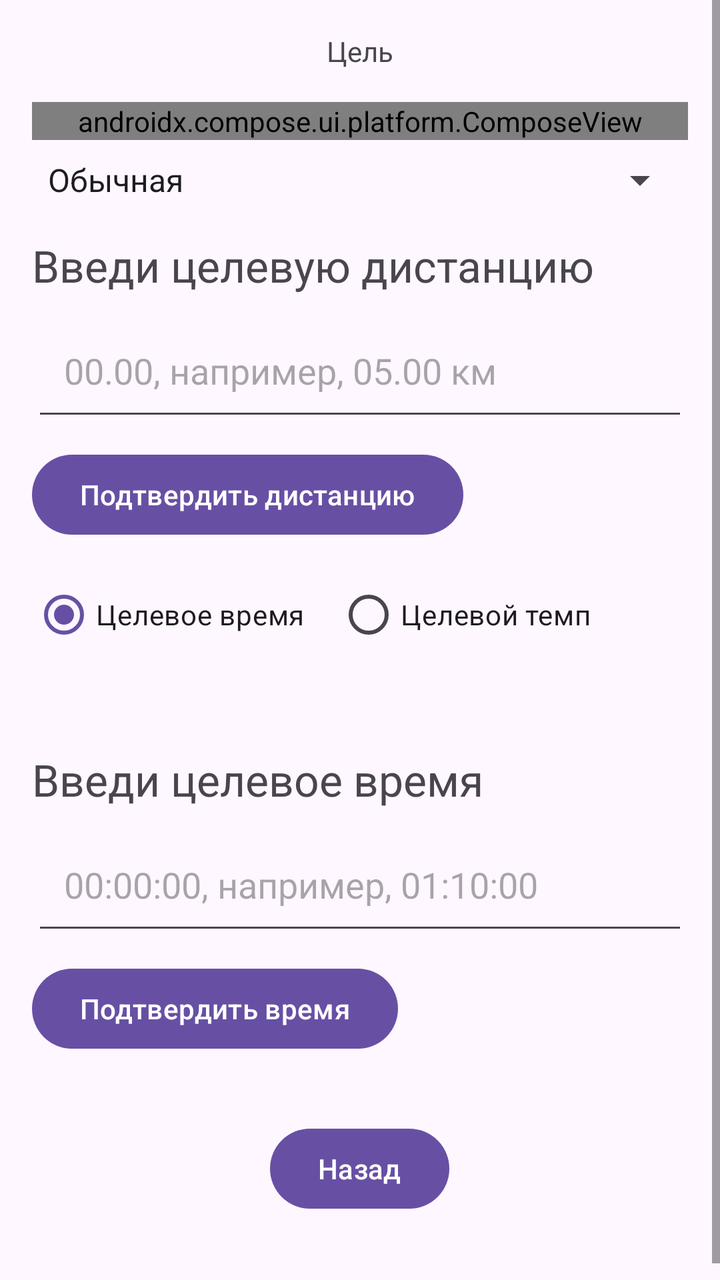
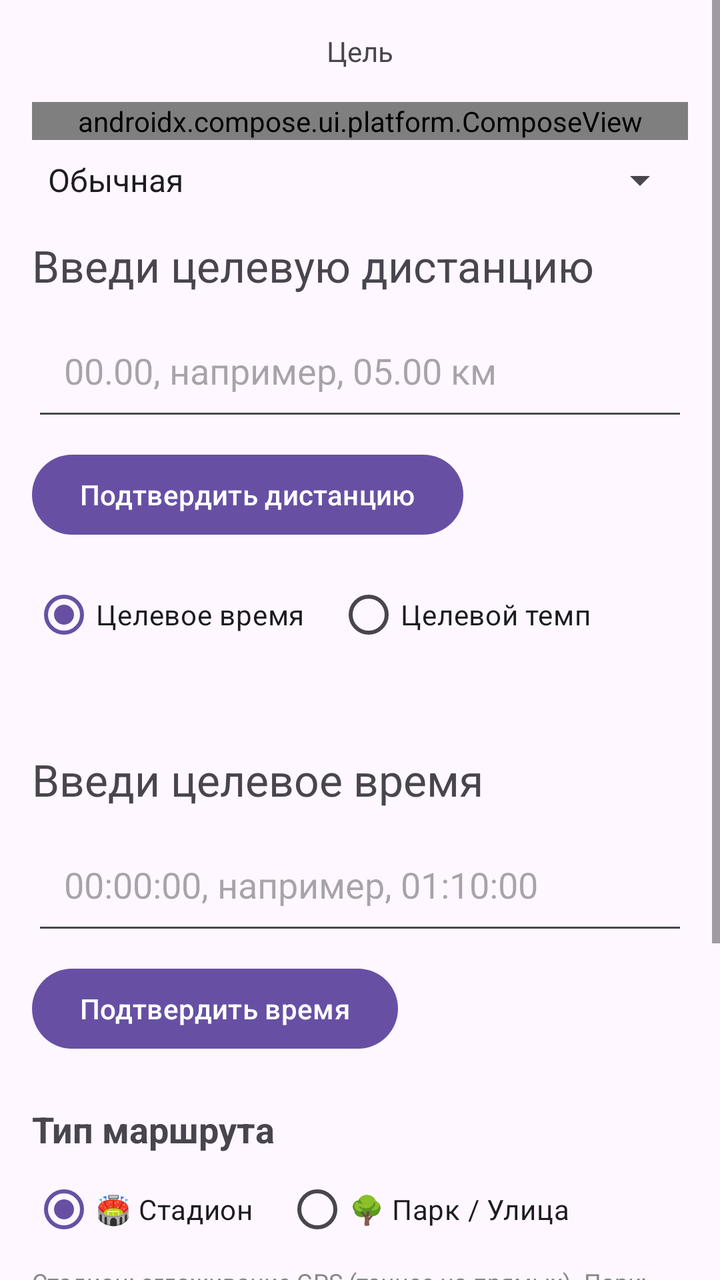

Before-and-after screenshots of an Android layout around one commit, followed by the original layout XML and the change that was made.
<!-- AndroidManifest.xml: application theme Theme.Stayer -->
<!-- res/layout/activity_goal.xml -->
<ScrollView
    xmlns:android="http://schemas.android.com/apk/res/android"
    android:layout_width="match_parent"
    android:layout_height="match_parent"
    android:fillViewport="true">

    <LinearLayout
        android:layout_width="match_parent"
        android:layout_height="wrap_content"
        android:orientation="vertical"
        android:padding="16dp">

        <TextView
            android:id="@+id/header"
            android:layout_width="wrap_content"
            android:layout_height="wrap_content"
            android:text="@string/goal_activity_title"
            android:layout_gravity="center_horizontal"/>

        
        <androidx.compose.ui.platform.ComposeView
            android:id="@+id/cvWorkoutModeLabel"
            android:layout_width="match_parent"
            android:layout_height="wrap_content"
            android:layout_marginTop="16dp"
            android:layout_marginBottom="8dp"/>

        <Spinner
            android:id="@+id/spWorkoutMode"
            android:layout_width="match_parent"
            android:layout_height="wrap_content"
            android:entries="@array/workout_modes"
            android:spinnerMode="dropdown"
            android:layout_marginBottom="16dp"/>

        
        <LinearLayout
            android:id="@+id/blockNormal"
            android:layout_width="match_parent"
            android:layout_height="wrap_content"
            android:orientation="vertical">

            
            <TextView
                android:id="@+id/distanceLabel"
                android:layout_width="wrap_content"
                android:layout_height="wrap_content"
                android:text="@string/prompt_distance"
                android:textSize="22sp"
                android:layout_marginBottom="8dp"/>

            
            <EditText
                android:id="@+id/distanceInput"
                android:layout_width="match_parent"
                android:layout_height="60dp"
                android:hint="00.00, например, 05.00 км"
                android:inputType="numberDecimal|numberSigned"
                android:digits="0123456789."
                android:padding="16dp"
                android:autofillHints="distance"/>

            
            <Button
                android:id="@+id/confirmDistanceButton"
                android:layout_width="wrap_content"
                android:layout_height="wrap_content"
                android:text="@string/confirm_distance_button"
                android:layout_marginTop="8dp"/>

            
            <RadioGroup
                android:id="@+id/rgNormalGoalMode"
                android:layout_width="match_parent"
                android:layout_height="wrap_content"
                android:orientation="horizontal"
                android:layout_marginTop="12dp">

                <RadioButton
                    android:id="@+id/rbGoalTime"
                    android:layout_width="wrap_content"
                    android:layout_height="wrap_content"
                    android:text="Целевое время"
                    android:checked="true"/>

                <RadioButton
                    android:id="@+id/rbGoalPace"
                    android:layout_width="wrap_content"
                    android:layout_height="wrap_content"
                    android:text="Целевой темп"
                    android:layout_marginStart="16dp"/>
            </RadioGroup>

            
            <TextView
                android:id="@+id/tvNormalDerived"
                android:layout_width="match_parent"
                android:layout_height="wrap_content"
                android:text=""
                android:textSize="16sp"
                android:layout_marginTop="6dp"
                android:textColor="#4CAF50"/>

            
            <LinearLayout
                android:id="@+id/blockGoalTime"
                android:layout_width="match_parent"
                android:layout_height="wrap_content"
                android:orientation="vertical">

                <TextView
                    android:id="@+id/timeLabel"
                    android:layout_width="wrap_content"
                    android:layout_height="wrap_content"
                    android:text="@string/prompt_time"
                    android:textSize="22sp"
                    android:layout_marginTop="16dp"
                    android:layout_marginBottom="8dp"/>

                <EditText
                    android:id="@+id/timeInput"
                    android:layout_width="match_parent"
                    android:layout_height="60dp"
                    android:hint="00:00:00, например, 01:10:00"
                    android:inputType="textNoSuggestions"
                    android:digits="0123456789:"
                    android:padding="16dp"
                    android:autofillHints="time"/>

                <Button
                    android:id="@+id/confirmTimeButton"
                    android:layout_width="wrap_content"
                    android:layout_height="wrap_content"
                    android:text="@string/confirm_time_button"
                    android:layout_marginTop="8dp"/>
            </LinearLayout>

            
            <LinearLayout
                android:id="@+id/blockGoalPace"
                android:layout_width="match_parent"
                android:layout_height="wrap_content"
                android:orientation="vertical"
                android:visibility="gone">

                <TextView
                    android:layout_width="wrap_content"
                    android:layout_height="wrap_content"
                    android:text="Введи целевой темп"
                    android:textSize="22sp"
                    android:layout_marginTop="16dp"
                    android:layout_marginBottom="8dp"/>

                <EditText
                    android:id="@+id/etTargetPace"
                    android:layout_width="match_parent"
                    android:layout_height="60dp"
                    android:hint="MM:SS, например 08:20"
                    android:inputType="textNoSuggestions"
                    android:digits="0123456789:"
                    android:padding="16dp"
                    android:autofillHints=""/>

                <Button
                    android:id="@+id/btnConfirmPace"
                    android:layout_width="wrap_content"
                    android:layout_height="wrap_content"
                    android:text="Подтвердить темп"
                    android:layout_marginTop="8dp"/>
            </LinearLayout>
        </LinearLayout>

        
        <LinearLayout
            android:id="@+id/blockInterval"
            android:layout_width="match_parent"
            android:layout_height="wrap_content"
            android:orientation="vertical"
            android:visibility="gone"
            android:layout_marginTop="8dp">

            
            <TextView
                android:layout_width="match_parent"
                android:layout_height="wrap_content"
                android:text="Разминка (опционально)"
                android:textSize="18sp"
                android:textStyle="bold"
                android:layout_marginTop="8dp"/>

            <EditText
                android:id="@+id/etWarmupTime"
                android:layout_width="match_parent"
                android:layout_height="48dp"
                android:hint="Время, например 15:00"
                android:inputType="textNoSuggestions"
                android:digits="0123456789:"
                android:textSize="14sp"/>

            <EditText
                android:id="@+id/etWarmupPace"
                android:layout_width="match_parent"
                android:layout_height="48dp"
                android:hint="Темп, например 08:20 (можно пусто)"
                android:inputType="textNoSuggestions"
                android:digits="0123456789:"
                android:textSize="14sp"/>

            
            <TextView
                android:layout_width="match_parent"
                android:layout_height="wrap_content"
                android:text="Работа"
                android:textSize="18sp"
                android:textStyle="bold"
                android:layout_marginTop="16dp"/>

            <EditText
                android:id="@+id/etWorkTime"
                android:layout_width="match_parent"
                android:layout_height="48dp"
                android:hint="Время, например 00:20"
                android:inputType="textNoSuggestions"
                android:digits="0123456789:"
                android:textSize="14sp"/>

            <EditText
                android:id="@+id/etWorkPace"
                android:layout_width="match_parent"
                android:layout_height="48dp"
                android:hint="Темп, например 05:00"
                android:inputType="textNoSuggestions"
                android:digits="0123456789:"
                android:textSize="14sp"/>

            
            <TextView
                android:layout_width="match_parent"
                android:layout_height="wrap_content"
                android:text="Отдых"
                android:textSize="18sp"
                android:textStyle="bold"
                android:layout_marginTop="16dp"/>

            <EditText
                android:id="@+id/etRestTime"
                android:layout_width="match_parent"
                android:layout_height="48dp"
                android:hint="Время, например 01:30"
                android:inputType="textNoSuggestions"
                android:digits="0123456789:"
                android:textSize="14sp"/>

            <EditText
                android:id="@+id/etRestPace"
                android:layout_width="match_parent"
                android:layout_height="48dp"
                android:hint="Темп, например 08:30 (пусто = без контроля)"
                android:inputType="textNoSuggestions"
                android:digits="0123456789:"
                android:textSize="14sp"/>

            
            <TextView
                android:layout_width="match_parent"
                android:layout_height="wrap_content"
                android:text="Количество серий (Работа + Отдых)"
                android:textSize="18sp"
                android:textStyle="bold"
                android:layout_marginTop="16dp"/>

            <EditText
                android:id="@+id/etRepeats"
                android:layout_width="match_parent"
                android:layout_height="48dp"
                android:hint="Повторить цикл раз, например 8"
                android:inputType="number"
                android:textSize="14sp"/>

            
            <TextView
                android:layout_width="match_parent"
                android:layout_height="wrap_content"
                android:text="Заминка (опционально)"
                android:textSize="18sp"
                android:textStyle="bold"
                android:layout_marginTop="16dp"/>

            <EditText
                android:id="@+id/etCooldownTime"
                android:layout_width="match_parent"
                android:layout_height="48dp"
                android:hint="Время, например 10:00"
                android:inputType="textNoSuggestions"
                android:digits="0123456789:"
                android:textSize="14sp"/>

            <EditText
                android:id="@+id/etCooldownPace"
                android:layout_width="match_parent"
                android:layout_height="48dp"
                android:hint="Темп, например 08:40 (можно пусто)"
                android:inputType="textNoSuggestions"
                android:digits="0123456789:"
                android:textSize="14sp"/>

            <Button
                android:id="@+id/btnSaveInterval"
                android:layout_width="match_parent"
                android:layout_height="wrap_content"
                android:text="Сохранить интервальную"
                android:layout_marginTop="16dp"/>

            <TextView
                android:id="@+id/tvIntervalSummary"
                android:layout_width="match_parent"
                android:layout_height="wrap_content"
                android:text=""
                android:textSize="16sp"
                android:textColor="#4CAF50"
                android:layout_marginTop="6dp"/>
        </LinearLayout>

        
        <LinearLayout
            android:id="@+id/blockCombo"
            android:layout_width="match_parent"
            android:layout_height="wrap_content"
            android:orientation="vertical"
            android:visibility="gone"
            android:layout_marginTop="16dp">

            <TextView
                android:layout_width="match_parent"
                android:layout_height="wrap_content"
                android:text="Конструктор тренировки"
                android:textSize="18sp"
                android:textStyle="bold"
                android:layout_marginBottom="8dp"/>

            <androidx.recyclerview.widget.RecyclerView
                android:id="@+id/rvComboBlocks"
                android:layout_width="match_parent"
                android:layout_height="wrap_content"
                android:nestedScrollingEnabled="false"/>

            
            <LinearLayout
                android:layout_width="match_parent"
                android:layout_height="wrap_content"
                android:orientation="horizontal"
                android:layout_marginTop="8dp"
                android:gravity="center_vertical">

                <Spinner
                    android:id="@+id/spComboBlockType"
                    android:layout_width="0dp"
                    android:layout_height="wrap_content"
                    android:layout_weight="1"
                    android:entries="@array/combo_block_types"
                    android:spinnerMode="dropdown"/>

                <Button
                    android:id="@+id/btnAddComboBlock"
                    android:layout_width="wrap_content"
                    android:layout_height="wrap_content"
                    android:text="+ Добавить"
                    android:layout_marginStart="8dp"/>
            </LinearLayout>

            
            <TextView
                android:id="@+id/tvComboSummary"
                android:layout_width="match_parent"
                android:layout_height="wrap_content"
                android:layout_marginTop="12dp"
                android:textSize="14sp"
                android:text=""/>

            
            <Button
                android:id="@+id/btnSaveCombo"
                android:layout_width="match_parent"
                android:layout_height="wrap_content"
                android:text="💾 Сохранить"
                android:layout_marginTop="8dp"/>
        </LinearLayout>

        
        <Button
            android:id="@+id/backButton"
            android:layout_width="wrap_content"
            android:layout_height="wrap_content"
            android:text="Назад"
            android:layout_gravity="center_horizontal"
            android:layout_marginTop="32dp"
            android:layout_marginBottom="24dp"/>

    </LinearLayout>
</ScrollView>
<!-- resources referenced by this layout -->
<resources>
  <string-array name="combo_block_types">
          <item>Разминка</item>
          <item>Обычная</item>
          <item>Интервальная</item>
          <item>Заминка</item>
      </string-array>
  <string-array name="workout_modes">
          <item>Обычная</item>
          <item>Интервальная</item>
          <item>Комбинированная</item>
      </string-array>
  <string name="confirm_distance_button">Подтвердить дистанцию</string>
  <string name="confirm_time_button">Подтвердить время</string>
  <string name="goal_activity_title">Цель</string>
  <string name="prompt_distance">Введи целевую дистанцию</string>
  <string name="prompt_time">Введи целевое время</string>
  <style name="Theme.Stayer" parent="Theme.Material3.DayNight.NoActionBar" />
</resources>

<!-- the commit's change to res/layout/activity_goal.xml (unified diff, before → after) -->
@@ -387,6 +387,77 @@
         </LinearLayout>
 
         
+        <TextView
+            android:layout_width="wrap_content"
+            android:layout_height="wrap_content"
+            android:text="Тип маршрута"
+            android:textSize="18sp"
+            android:textStyle="bold"
+            android:layout_marginTop="24dp"
+            android:layout_marginBottom="4dp"/>
+
+        <RadioGroup
+            android:id="@+id/rgLocationType"
+            android:layout_width="match_parent"
+            android:layout_height="wrap_content"
+            android:orientation="horizontal">
+
+            <RadioButton
+                android:id="@+id/rbStadium"
+                android:layout_width="wrap_content"
+                android:layout_height="wrap_content"
+                android:text="🏟️ Стадион"
+                android:checked="true"/>
+
+            <RadioButton
+                android:id="@+id/rbPark"
+                android:layout_width="wrap_content"
+                android:layout_height="wrap_content"
+                android:text="🌳 Парк / Улица"
+                android:layout_marginStart="16dp"/>
+        </RadioGroup>
+
+        <TextView
+            android:id="@+id/tvLocationHint"
+            android:layout_width="match_parent"
+            android:layout_height="wrap_content"
+            android:text="Стадион: сглаживание GPS (точнее на прямых). Парк: без сглаживания (точнее на поворотах)."
+            android:textSize="12sp"
+            android:textColor="#888888"
+            android:layout_marginTop="4dp"/>
+
+        
+        <LinearLayout
+            android:layout_width="match_parent"
+            android:layout_height="wrap_content"
+            android:orientation="horizontal"
+            android:gravity="center_vertical"
+            android:layout_marginTop="24dp">
+
+            <TextView
+                android:layout_width="0dp"
+                android:layout_height="wrap_content"
+                android:layout_weight="1"
+                android:text="❤️ Использовать пульсометр"
+                android:textSize="16sp"
+                android:textStyle="bold"/>
+
+            <Switch
+                android:id="@+id/switchHeartRate"
+                android:layout_width="wrap_content"
+                android:layout_height="wrap_content"/>
+        </LinearLayout>
+
+        <TextView
+            android:id="@+id/tvHeartRateHint"
+            android:layout_width="match_parent"
+            android:layout_height="wrap_content"
+            android:text="Чтение пульса через Health Connect (Samsung Health, Google Fit)"
+            android:textSize="12sp"
+            android:textColor="#888888"
+            android:layout_marginTop="4dp"/>
+
+        
         <Button
             android:id="@+id/backButton"
             android:layout_width="wrap_content"
